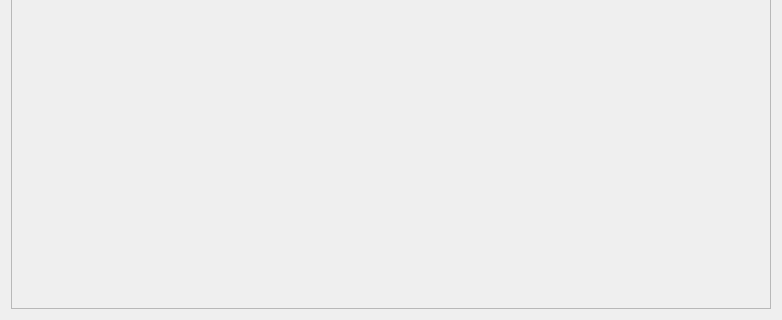
logancone/around_town_fbla, file qt/profile_page.ui: the form before one commit; both pictures show x 0 to 782 and y 375 to 695 of the 782 by 695 pixel window.
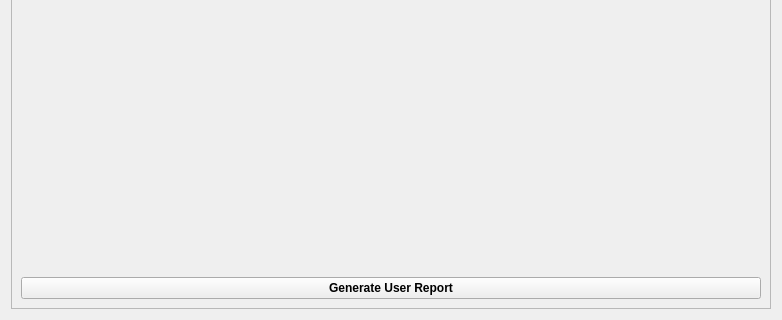
The form after the commit.

```diff
--- a/qt/profile_page.ui
+++ b/qt/profile_page.ui
@@ -111,6 +111,18 @@
          </property>
         </spacer>
        </item>
+       <item>
+        <widget class="QPushButton" name="report_gen_button">
+         <property name="font">
+          <font>
+           <bold>true</bold>
+          </font>
+         </property>
+         <property name="text">
+          <string>Generate User Report</string>
+         </property>
+        </widget>
+       </item>
       </layout>
      </widget>
     </widget>
```
